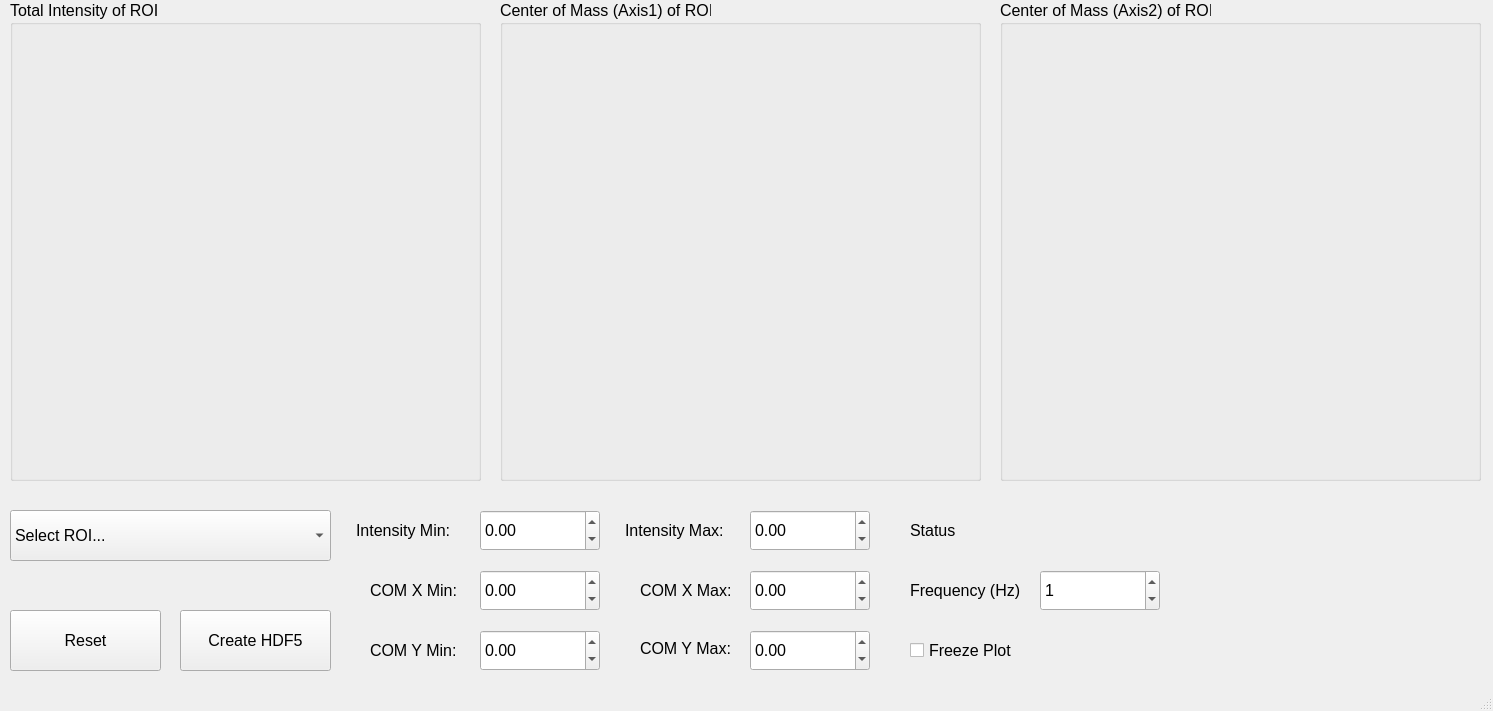
First picture: the form in gui/analysis_window.ui, repository AdvancedPhotonSource/DashPVA, before the edit.
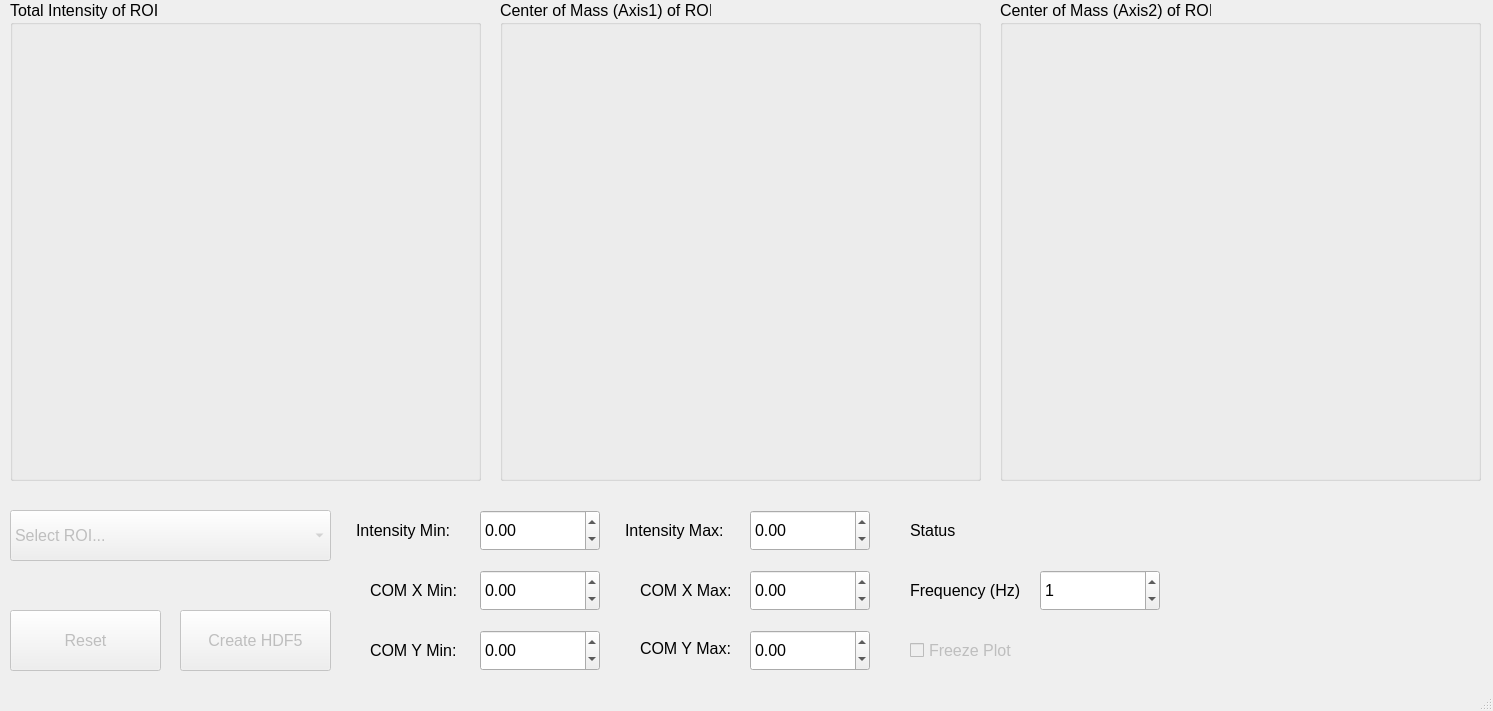
Second picture: the form after the edit.

Patch:
```diff
--- a/gui/analysis_window.ui
+++ b/gui/analysis_window.ui
@@ -92,6 +92,9 @@
     </widget>
    </widget>
    <widget class="QComboBox" name="cbox_select_roi">
+    <property name="enabled">
+     <bool>false</bool>
+    </property>
     <property name="geometry">
      <rect>
       <x>10</x>
@@ -107,6 +110,9 @@
     </item>
    </widget>
    <widget class="QPushButton" name="btn_reset">
+    <property name="enabled">
+     <bool>false</bool>
+    </property>
     <property name="geometry">
      <rect>
       <x>10</x>
@@ -162,6 +168,9 @@
     </property>
    </widget>
    <widget class="QPushButton" name="btn_create_hdf5">
+    <property name="enabled">
+     <bool>false</bool>
+    </property>
     <property name="geometry">
      <rect>
       <x>180</x>
@@ -175,6 +184,9 @@
     </property>
    </widget>
    <widget class="QCheckBox" name="chk_freeze">
+    <property name="enabled">
+     <bool>false</bool>
+    </property>
     <property name="geometry">
      <rect>
       <x>910</x>
```
